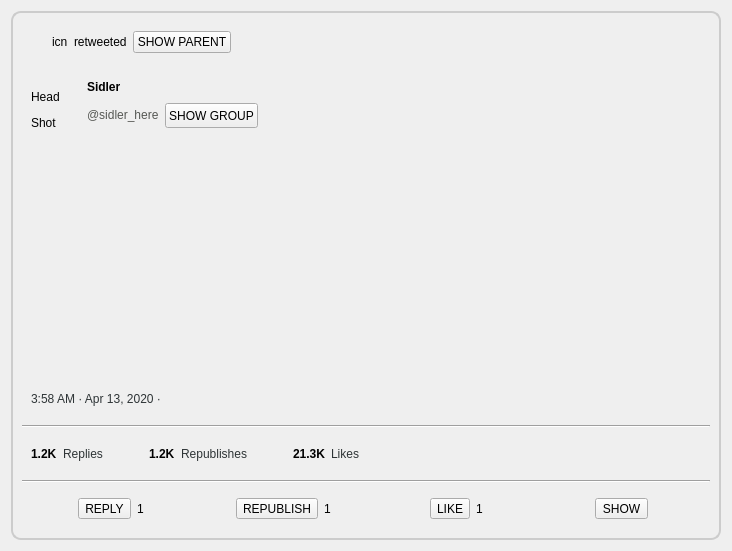
RetroShare/RetroShare, file retroshare-gui/src/gui/TheWire/PulseTopLevel.ui: the form before one commit.
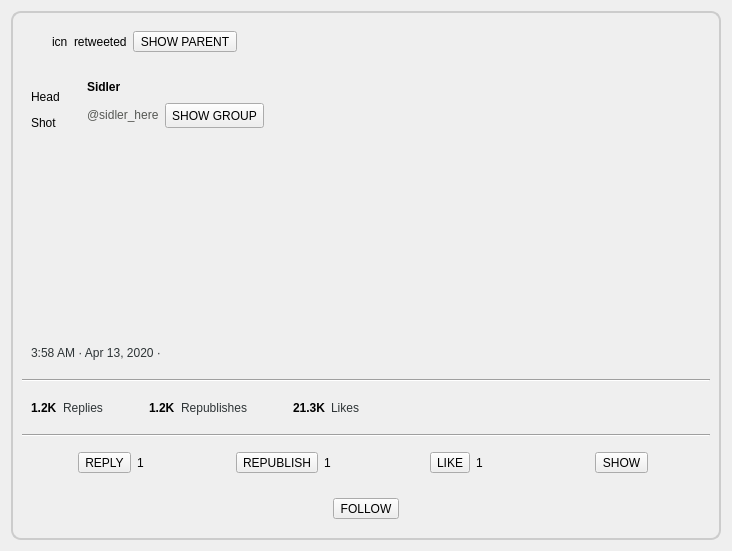
The form after the commit. Icons and pictures are not drawn. Custom widgets are drawn as their Qt base class.

Commit message:
TheWire fix Show and Follow Buttons
 * Add Icons to Buttons
 * Wire up Follow Buttons (add in a couple of places too)
 * Show / Hide buttons depending on Following status
 * Handle cases where Msgs / Groups unavailable

Patch:
```diff
--- a/retroshare-gui/src/gui/TheWire/PulseTopLevel.ui
+++ b/retroshare-gui/src/gui/TheWire/PulseTopLevel.ui
@@ -104,10 +104,23 @@
           </widget>
          </item>
          <item>
-          <widget class="QPushButton" name="pushButton_tmpViewParent">
+          <widget class="QToolButton" name="toolButton_viewParent">
+           <property name="toolTip">
+            <string>open Parent Pulse</string>
+           </property>
            <property name="text">
             <string>SHOW PARENT</string>
            </property>
+           <property name="icon">
+            <iconset resource="TheWire_images.qrc">
+             <normaloff>:/images/external-link.svg</normaloff>:/images/external-link.svg</iconset>
+           </property>
+           <property name="iconSize">
+            <size>
+             <width>24</width>
+             <height>24</height>
+            </size>
+           </property>
           </widget>
          </item>
          <item>
@@ -228,7 +241,7 @@
           </widget>
          </item>
          <item row="1" column="2">
-          <widget class="QPushButton" name="pushButton_tmpViewGroup">
+          <widget class="QToolButton" name="toolButton_viewGroup">
            <property name="minimumSize">
             <size>
              <width>0</width>
@@ -238,6 +251,16 @@
            <property name="text">
             <string>SHOW GROUP</string>
            </property>
+           <property name="icon">
+            <iconset resource="TheWire_images.qrc">
+             <normaloff>:/images/external-link.svg</normaloff>:/images/external-link.svg</iconset>
+           </property>
+           <property name="iconSize">
+            <size>
+             <width>24</width>
+             <height>24</height>
+            </size>
+           </property>
           </widget>
          </item>
         </layout>
@@ -472,6 +495,13 @@
              <property name="text">
               <string>REPLY</string>
              </property>
+             <property name="icon">
+              <iconset resource="TheWire_images.qrc">
+               <normaloff>:/images/reply.png</normaloff>:/images/reply.png</iconset>
+             </property>
+             <property name="toolButtonStyle">
+              <enum>Qt::ToolButtonTextBesideIcon</enum>
+             </property>
             </widget>
            </item>
            <item>
@@ -516,6 +546,13 @@
              <property name="text">
               <string>REPUBLISH</string>
              </property>
+             <property name="icon">
+              <iconset resource="TheWire_images.qrc">
+               <normaloff>:/images/retweet.png</normaloff>:/images/retweet.png</iconset>
+             </property>
+             <property name="toolButtonStyle">
+              <enum>Qt::ToolButtonTextBesideIcon</enum>
+             </property>
             </widget>
            </item>
            <item>
@@ -560,6 +597,13 @@
              <property name="text">
               <string>LIKE</string>
              </property>
+             <property name="icon">
+              <iconset resource="TheWire_images.qrc">
+               <normaloff>:/images/like.png</normaloff>:/images/like.png</iconset>
+             </property>
+             <property name="toolButtonStyle">
+              <enum>Qt::ToolButtonTextBesideIcon</enum>
+             </property>
             </widget>
            </item>
            <item>
@@ -604,6 +648,13 @@
              <property name="text">
               <string>SHOW</string>
              </property>
+             <property name="icon">
+              <iconset resource="TheWire_images.qrc">
+               <normaloff>:/images/external-link.svg</normaloff>:/images/external-link.svg</iconset>
+             </property>
+             <property name="toolButtonStyle">
+              <enum>Qt::ToolButtonTextBesideIcon</enum>
+             </property>
             </widget>
            </item>
            <item>
@@ -624,6 +675,64 @@
         </layout>
        </widget>
       </item>
+      <item>
+       <widget class="QWidget" name="widget_actionsFollow" native="true">
+        <property name="sizePolicy">
+         <sizepolicy hsizetype="Preferred" vsizetype="Fixed">
+          <horstretch>0</horstretch>
+          <verstretch>0</verstretch>
+         </sizepolicy>
+        </property>
+        <property name="minimumSize">
+         <size>
+          <width>0</width>
+          <height>40</height>
+         </size>
+        </property>
+        <layout class="QHBoxLayout" name="horizontalLayout_11">
+         <item>
+          <spacer name="horizontalSpacer_20">
+           <property name="orientation">
+            <enum>Qt::Horizontal</enum>
+           </property>
+           <property name="sizeHint" stdset="0">
+            <size>
+             <width>298</width>
+             <height>20</height>
+            </size>
+           </property>
+          </spacer>
+         </item>
+         <item>
+          <widget class="QToolButton" name="toolButton_follow">
+           <property name="text">
+            <string>FOLLOW</string>
+           </property>
+           <property name="icon">
+            <iconset resource="TheWire_images.qrc">
+             <normaloff>:/images/invite.png</normaloff>:/images/invite.png</iconset>
+           </property>
+           <property name="toolButtonStyle">
+            <enum>Qt::ToolButtonTextBesideIcon</enum>
+           </property>
+          </widget>
+         </item>
+         <item>
+          <spacer name="horizontalSpacer_21">
+           <property name="orientation">
+            <enum>Qt::Horizontal</enum>
+           </property>
+           <property name="sizeHint" stdset="0">
+            <size>
+             <width>297</width>
+             <height>20</height>
+            </size>
+           </property>
+          </spacer>
+         </item>
+        </layout>
+       </widget>
+      </item>
      </layout>
     </widget>
    </item>
```
Left out of the diff: 3 changed lines with no effect on the pictures. The commit also changes 15 other files.
